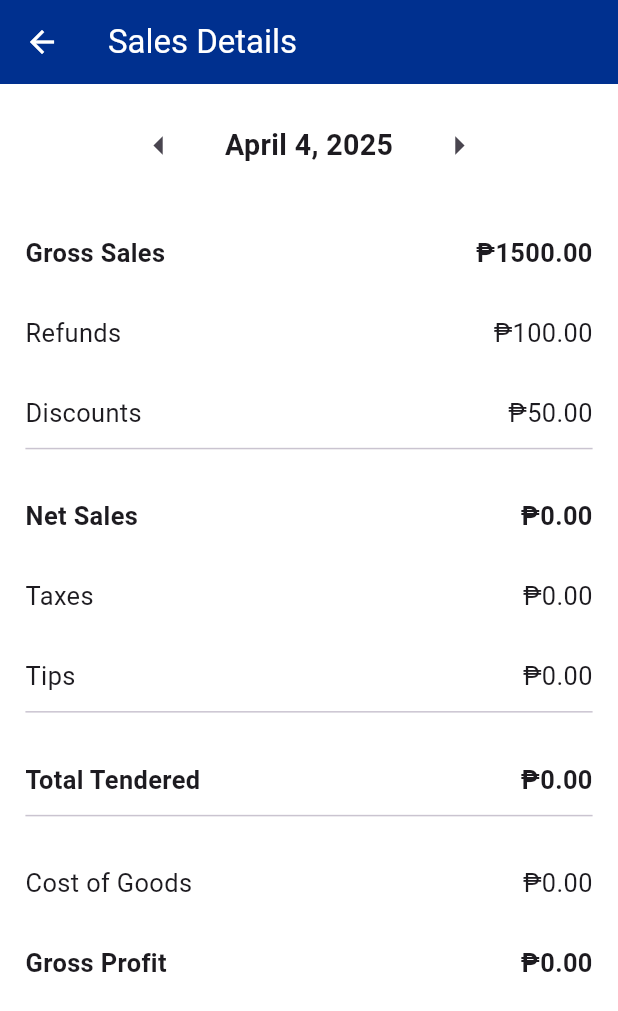
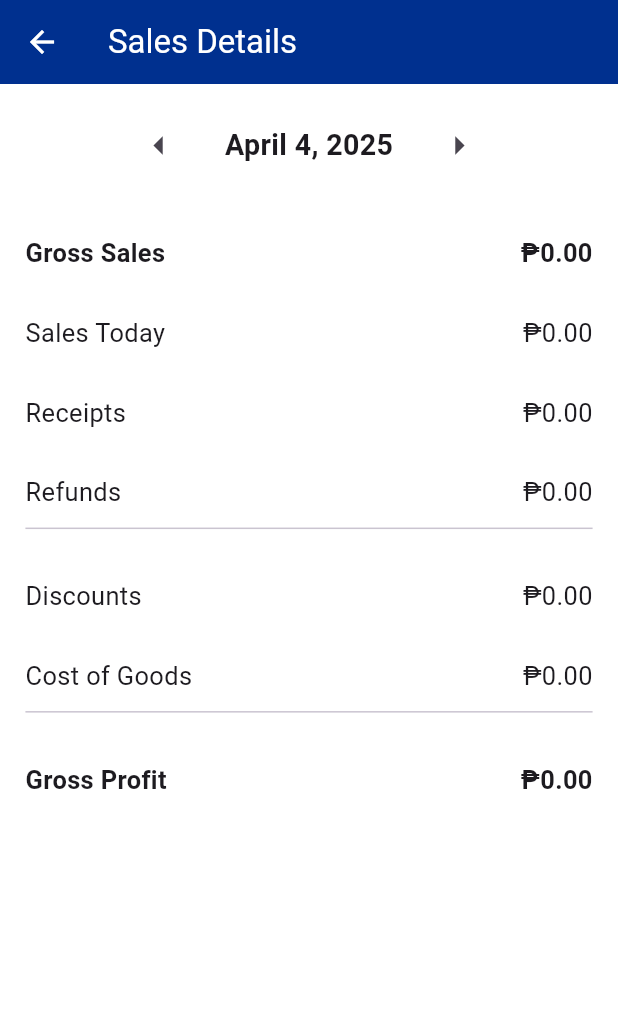
Before and after one commit to jeremaban/pos-dashboard-project, a Flutter app: the DashboardScreen screen opened by its route, scrolled down 290 dp, after a tap on "SALES SUMMARY", on a phone screen of 412 x 824 dp. Shown: the top 1011 px of the screen. Run offline on Flutter 3.47's test engine with Material 3 defaults, Android fonts, the phone set to English and light mode, and no system bars; our stand-ins replace dio, fl_chart, get, get_storage, percent_indicator; accounts and stored records are empty; network calls fail.

Commit message:
refactor: update login UI and integrate API for sales summary

```diff
--- a/lib/core/api/api_client.dart
+++ b/lib/core/api/api_client.dart
@@ -45,7 +45,7 @@ class ApiClient {
     }
   }
 
-  Future<Response> postFormData(
+  Future<Response> postData(
     String uri,
     Map<String, dynamic> data, {
     String? authToken,
--- a/lib/data/repositories/item_repo.dart
+++ b/lib/data/repositories/item_repo.dart
@@ -26,7 +26,7 @@ class ItemRepository extends GetxService {
     //TOKEN FROM THE LOGIN
     String accessToken = loginController.accessToken;
 
-    return await apiClient.postFormData(
+    return await apiClient.postData(
       AppConstants.PRODUCT_URI,
       body,
       authToken: accessToken
--- a/lib/data/repositories/product_repo.dart
+++ b/lib/data/repositories/product_repo.dart
@@ -17,6 +17,6 @@ class PopularProductRepo extends GetxService {
   };
 
   Future<dio.Response> getItemList() async {
-    return await apiClient.postFormData(AppConstants.PRODUCT_URI, body);
+    return await apiClient.postData(AppConstants.PRODUCT_URI, body);
   }
 }
--- a/lib/data/repositories/top_dashboard_repo.dart
+++ b/lib/data/repositories/top_dashboard_repo.dart
@@ -24,7 +24,7 @@ class TopDashboardRepo extends GetxService {
 
     String accessToken = loginController.accessToken;
 
-    return await apiClient.postFormData(
+    return await apiClient.postData(
       AppConstants.TOP5_PRODUCT,
       body,
       authToken: accessToken
--- a/lib/presentation/controllers/top_dashboard_controller.dart
+++ b/lib/presentation/controllers/top_dashboard_controller.dart
@@ -8,6 +8,9 @@ class TopDashboardController extends GetxController {
 
   TopDashboardController({required this.topDashboardRepo});
 
+  TopDashboardModel? _topDashboardModel;
+  TopDashboardModel? get topDashboardModel => _topDashboardModel;
+
   List<Top5Categories> _top5CategoriesList = [];
   List<Top5Categories> get top5CategoriesList => _top5CategoriesList;
 
@@ -17,23 +20,52 @@ class TopDashboardController extends GetxController {
   List<Top5Items> _top5ItemsList = [];
   List<Top5Items> get top5ItemsList => _top5ItemsList;
 
+  String? _barchartPerHour;
+  String? get barchartPerHour => _barchartPerHour;
+
+  List<double> _hourlySales = List.filled(24, 0.0);
+  List<double> get hourlySales => _hourlySales;
+
+  // Sample daily sales data - Replace this with actual API data
+  List<double> _dailySales = [4800, 6700, 4300, 4500, 5500, 3000, 5500];
+  List<double> get dailySales => _dailySales;
+
   Future<void> getTopList() async {
     try {
       dio.Response response = await topDashboardRepo.getTopList();
 
       if (response.statusCode == 200 || response.statusCode == 201) {
         print("Got data. Source: top_dashboard_controller.dart");
-        TopDashboardModel topDashboardModel = TopDashboardModel.fromJson(response.data);
+        _topDashboardModel = TopDashboardModel.fromJson(response.data);
 
-        _top5CategoriesList = topDashboardModel.top5Categories;
-        _top5EmployeesList = topDashboardModel.top5Employees;
-        _top5ItemsList = topDashboardModel.top5Items;
+        _top5CategoriesList = _topDashboardModel!.top5Categories;
+        _top5EmployeesList = _topDashboardModel!.top5Employees;
+        _top5ItemsList = _topDashboardModel!.top5Items;
+        _barchartPerHour = _topDashboardModel!.barchartPerHour;
+
+        // Parse the barchartPerHour string into hourly sales data
+        if (_barchartPerHour != null) {
+          try {
+            List<String> hourlyData = _barchartPerHour!.split(',');
+            for (int i = 0; i < hourlyData.length && i < 24; i++) {
+              _hourlySales[i] = double.tryParse(hourlyData[i]) ?? 0.0;
+            }
+          } catch (e) {
+            print("Error parsing barchartPerHour data: $e");
+          }
+        }
+
+        // TODO: Add API call for daily sales data
+        // For now, using sample data
 
         update();
 
-        print("Number of top 5 categories loaded: ${_top5CategoriesList.length}");
+        print(
+          "Number of top 5 categories loaded: ${_top5CategoriesList.length}",
+        );
         print("Number of top 5 employees loaded: ${_top5EmployeesList.length}");
         print("Number of top 5 items loaded: ${_top5ItemsList.length}");
+        print("Bar chart data loaded: ${_hourlySales.length} hours");
 
         if (_top5CategoriesList.isNotEmpty) {
           print("Sample top category: ${_top5CategoriesList.first}");
@@ -47,10 +79,12 @@ class TopDashboardController extends GetxController {
           print("Sample top item: ${_top5ItemsList.first}");
         }
       } else {
-        print("No data. Source: top_dashboard_controller.dart, status code: ${response.statusCode}");
+        print(
+          "No data. Source: top_dashboard_controller.dart, status code: ${response.statusCode}",
+        );
       }
     } catch (e) {
-      print("Error fetching top list: $e");
+      print("Error in getTopList: $e");
     }
   }
 }
--- a/lib/presentation/screens/sales/charts/bar_chart/bar_chart_section.dart
+++ b/lib/presentation/screens/sales/charts/bar_chart/bar_chart_section.dart
@@ -1,20 +1,62 @@
 import 'package:flutter/material.dart';
+import 'package:get/get.dart';
+import 'package:pos_dashboard/presentation/controllers/top_dashboard_controller.dart';
 import 'bar_chart_widget.dart';
 
-class BarChartSection extends StatelessWidget {
-  final List<DateTime> dates;
-  final List<double> values;
+class BarChartSection extends StatefulWidget {
+  const BarChartSection({super.key});
 
-  const BarChartSection({super.key, required this.dates, required this.values});
+  @override
+  State<BarChartSection> createState() => _BarChartSectionState();
+}
+
+class _BarChartSectionState extends State<BarChartSection> {
+  final TopDashboardController topDashboardController =
+      Get.find<TopDashboardController>();
+  late List<DateTime> dates;
+  late DateTime selectedDate;
+
+  @override
+  void initState() {
+    super.initState();
+    _initializeDates();
+  }
+
+  void _initializeDates() {
+    selectedDate = DateTime.now();
+    dates = List.generate(24, (index) {
+      return DateTime(
+        selectedDate.year,
+        selectedDate.month,
+        selectedDate.day,
+        index,
+      );
+    });
+  }
+
+  List<double> _parseHourlyData(String? barchartData) {
+    if (barchartData == null) return List.filled(24, 0.0);
+    final values = barchartData.split(',');
+    return values.map((v) => double.tryParse(v) ?? 0.0).toList();
+  }
 
   @override
   Widget build(BuildContext context) {
-    return Column(
-      crossAxisAlignment: CrossAxisAlignment.center,
-      children: [
-        const SizedBox(height: 10),
-        BarChartWidget(dates: dates, values: values),
-      ],
+    return GetBuilder<TopDashboardController>(
+      builder: (controller) {
+        final hourlyValues = _parseHourlyData(controller.barchartPerHour);
+        return Column(
+          crossAxisAlignment: CrossAxisAlignment.center,
+          children: [
+            const SizedBox(height: 10),
+            BarChartWidget(
+              dates: dates,
+              values: hourlyValues,
+              selectedDate: selectedDate,
+            ),
+          ],
+        );
+      },
     );
   }
 }
--- a/lib/presentation/screens/sales/charts/bar_chart/bar_chart_widget.dart
+++ b/lib/presentation/screens/sales/charts/bar_chart/bar_chart_widget.dart
@@ -1,11 +1,47 @@
+import 'dart:math';
 import 'package:flutter/material.dart';
 import 'package:fl_chart/fl_chart.dart';
 
-class BarChartWidget extends StatelessWidget {
+class BarChartWidget extends StatefulWidget {
   final List<DateTime> dates;
   final List<double> values;
+  final DateTime selectedDate;
 
-  const BarChartWidget({super.key, required this.dates, required this.values});
+  const BarChartWidget({
+    super.key,
+    required this.dates,
+    required this.values,
+    required this.selectedDate,
+  });
+
+  @override
+  State<BarChartWidget> createState() => _BarChartWidgetState();
+}
+
+class _BarChartWidgetState extends State<BarChartWidget> {
+  double _minX = 0;
+  double _maxX = 3;
+  double _visibleBars = 4.0;
+
+  String _getTooltipText(int index) {
+    if (index < 0 || index >= widget.values.length) return '';
+    return '${index}:00\n₱${widget.values[index].toStringAsFixed(2)}';
+  }
+
+  Widget _getBottomTitle(double value) {
+    final index = value.toInt();
+    if (index < 0 || index >= widget.dates.length) {
+      return const SizedBox.shrink();
+    }
+
+    return Padding(
+      padding: const EdgeInsets.only(top: 10),
+      child: Text(
+        '${index}:00',
+        style: const TextStyle(color: Colors.black, fontSize: 12),
+      ),
+    );
+  }
 
   @override
   Widget build(BuildContext context) {
@@ -15,6 +51,14 @@ class BarChartWidget extends StatelessWidget {
         color: Colors.white,
         borderRadius: BorderRadius.circular(12),
       ),
+      child: GestureDetector(
+        onHorizontalDragUpdate: (details) {
+          setState(() {
+            final maxAllowed = widget.dates.length - _visibleBars;
+            _minX = (_minX - details.delta.dx / 50).clamp(0.0, maxAllowed);
+            _maxX = _minX + _visibleBars;
+          });
+        },
         child: SizedBox(
           height: 280,
           child: BarChart(
@@ -23,10 +67,13 @@ class BarChartWidget extends StatelessWidget {
               barTouchData: BarTouchData(
                 touchTooltipData: BarTouchTooltipData(
                   tooltipPadding: const EdgeInsets.all(6),
-                tooltipBorder: const BorderSide(color: Colors.blueGrey, width: 1),
+                  tooltipBorder: const BorderSide(
+                    color: Colors.blueGrey,
+                    width: 1,
+                  ),
                   getTooltipItem: (group, groupIndex, rod, rodIndex) {
                     return BarTooltipItem(
-                    '₱${values[groupIndex].toStringAsFixed(2)}',
+                      _getTooltipText(group.x.toInt()),
                       const TextStyle(
                         color: Colors.white,
                         fontWeight: FontWeight.bold,
@@ -43,7 +90,10 @@ class BarChartWidget extends StatelessWidget {
                     getTitlesWidget: (value, meta) {
                       return Text(
                         '₱${value.toInt()}',
-                      style: const TextStyle(color: Colors.black, fontSize: 12),
+                        style: const TextStyle(
+                          color: Colors.black,
+                          fontSize: 12,
+                        ),
                       );
                     },
                   ),
@@ -52,37 +102,34 @@ class BarChartWidget extends StatelessWidget {
                   sideTitles: SideTitles(
                     showTitles: true,
                     reservedSize: 40,
-                  getTitlesWidget: (value, meta) {
-                    int index = value.toInt();
-                    if (index < 0 || index >= dates.length) return const SizedBox.shrink();
-                    return Padding(
-                      padding: const EdgeInsets.only(top: 10),
-                      child: Text(
-                        '${dates[index].day} ${_getMonthAbbreviation(dates[index].month)}',
-                        style: const TextStyle(color: Colors.black, fontSize: 12),
-                      ),
-                    );
-                  },
+                    getTitlesWidget: (value, meta) => _getBottomTitle(value),
                   ),
                 ),
-              topTitles: const AxisTitles(sideTitles: SideTitles(reservedSize: 0)),
-              rightTitles: const AxisTitles(sideTitles: SideTitles(reservedSize: 0)),
+                topTitles: const AxisTitles(
+                  sideTitles: SideTitles(reservedSize: 0),
+                ),
+                rightTitles: const AxisTitles(
+                  sideTitles: SideTitles(reservedSize: 0),
+                ),
               ),
               borderData: FlBorderData(show: false),
-            barGroups: List.generate(dates.length, (index) {
+              barGroups:
+                  List.generate(widget.dates.length, (index) {
                         return BarChartGroupData(
                           x: index,
                           barRods: [
                             BarChartRodData(
-                    toY: values[index],
+                              toY: widget.values[index],
                               color: const Color(0xFF00308F),
-                    width: 22,
+                              width: 30,
                               borderRadius: BorderRadius.circular(6),
                             ),
                           ],
-                barsSpace: 15,
+                          barsSpace: 20,
                         );
-            }),
+                      })
+                      .where((group) => group.x >= _minX && group.x <= _maxX)
+                      .toList(),
               gridData: FlGridData(
                 show: true,
                 getDrawingHorizontalLine: (value) {
@@ -93,18 +140,13 @@ class BarChartWidget extends StatelessWidget {
                 },
                 drawVerticalLine: false,
               ),
-            groupsSpace: 70,
+              groupsSpace: 50,
+              minY: 0,
+              maxY: widget.values.reduce(max),
+            ),
           ),
         ),
       ),
     );
   }
-
-  String _getMonthAbbreviation(int month) {
-    const monthAbbreviations = [
-      'Jan', 'Feb', 'Mar', 'Apr', 'May', 'Jun',
-      'Jul', 'Aug', 'Sep', 'Oct', 'Nov', 'Dec',
-    ];
-    return monthAbbreviations[month - 1];
 }
-}
--- a/lib/presentation/screens/sales/charts/chart_section.dart
+++ b/lib/presentation/screens/sales/charts/chart_section.dart
@@ -5,18 +5,16 @@ import 'package:pos_dashboard/presentation/screens/sales/charts/gauge_chart/gaug
 import 'package:pos_dashboard/presentation/screens/sales/charts/bar_chart/bar_chart_section.dart';
 
 class ChartSection extends StatelessWidget {
-  final List<DateTime> dates;
-  final List<double> netSales;
-
-  const ChartSection({super.key, required this.dates, required this.netSales});
+  const ChartSection({super.key});
 
   @override
   Widget build(BuildContext context) {
     return GestureDetector(
-      onTap: () => Navigator.push(
-        context,
-        MaterialPageRoute(builder: (context) => const SalesDetailsPage()),
-      ),
+      onTap:
+          () => Navigator.push(
+            context,
+            MaterialPageRoute(builder: (context) => const SalesDetailsPage()),
+          ),
       child: Container(
         padding: EdgeInsets.all(Dimensions.width16),
         decoration: BoxDecoration(
@@ -44,15 +42,14 @@ class ChartSection extends StatelessWidget {
                 ),
               ),
             ),
-             SizedBox(height: Dimensions.height20),
+            SizedBox(height: Dimensions.height20),
             GaugeChartSection(),
             SizedBox(height: Dimensions.height20),
-
             Column(
               crossAxisAlignment: CrossAxisAlignment.start,
               children: [
                 SizedBox(height: Dimensions.height10),
-                BarChartSection(dates: dates, values: netSales),
+                const BarChartSection(),
               ],
             ),
           ],
--- a/lib/presentation/screens/sales/charts/gauge_chart/gauge_chart_section.dart
+++ b/lib/presentation/screens/sales/charts/gauge_chart/gauge_chart_section.dart
@@ -1,12 +1,26 @@
 import 'package:flutter/material.dart';
+import 'package:get/get.dart';
 import 'package:pos_dashboard/core/utils/dimensions.dart';
+import 'package:pos_dashboard/presentation/controllers/top_dashboard_controller.dart';
 import 'gauge_chart_widget.dart';
 
 class GaugeChartSection extends StatelessWidget {
   const GaugeChartSection({super.key});
 
+  double calculatePercentage(double? value, double max) {
+    if (value == null || max == 0) return 0;
+    return ((value / max) * 100).clamp(0, 100);
+  }
+
   @override
   Widget build(BuildContext context) {
+    return GetBuilder<TopDashboardController>(
+      builder: (controller) {
+        final model = controller.topDashboardModel;
+
+        final maxGrossSales = model?.grossSales ?? 0.0;
+        final maxSalesToday = model?.salesToday ?? 0.0;
+
         return Center(
           child: Row(
             mainAxisAlignment: MainAxisAlignment.center,
@@ -14,26 +28,29 @@ class GaugeChartSection extends StatelessWidget {
             children: [
               GaugeChartWidget(
                 title: 'Receipts',
-            percentage: 15,
-            value: 27,
+                percentage: model?.receipts?.toDouble() ?? 0,
+                value: model?.receipts?.toDouble() ?? 0,
                 color: Colors.orange,
                 changePercentage: 35,
                 sizeFactor: 0.8,
               ),
               SizedBox(width: Dimensions.width20),
               GaugeChartWidget(
-            title: 'Net Sales',
-            percentage: 60,
-            value: 5309,
+                title: 'Sales Today',
+                percentage: calculatePercentage(
+                  model?.salesToday,
+                  maxGrossSales,
+                ),
+                value: model?.salesToday ?? 0,
                 color: Colors.green,
                 changePercentage: 21,
                 sizeFactor: 0.8,
               ),
               SizedBox(width: Dimensions.width20),
               GaugeChartWidget(
-            title: 'Average Sale',
-            percentage: 25,
-            value: 197,
+                title: 'Gross Sales',
+                percentage: 100,
+                value: model?.grossSales ?? 0,
                 color: Colors.blue,
                 changePercentage: -9,
                 sizeFactor: 0.8,
@@ -41,5 +58,7 @@ class GaugeChartSection extends StatelessWidget {
             ],
           ),
         );
+      },
+    );
   }
 }
--- a/lib/presentation/screens/sales/main_sales_page.dart
+++ b/lib/presentation/screens/sales/main_sales_page.dart
@@ -15,13 +15,6 @@ class MainSalesPage extends StatefulWidget {
 
 class _MainSalesPage extends State<MainSalesPage> {
   DateTime selectedDate = DateTime.now();
-  final List<DateTime> dates = [
-    DateTime.now().subtract(const Duration(days: 2)),
-    DateTime.now().subtract(const Duration(days: 1)),
-    DateTime.now(),
-  ];
-  final List<double> netSales = [200, 350, 500];
-
 
   @override
   Widget build(BuildContext context) {
@@ -39,13 +32,13 @@ class _MainSalesPage extends State<MainSalesPage> {
             },
           ),
           SizedBox(height: Dimensions.height20),
-          ChartSection(dates: dates, netSales: netSales),
+          const ChartSection(),
           SizedBox(height: Dimensions.height20),
-          ItemsSection(),
+          const ItemsSection(),
           SizedBox(height: Dimensions.height20),
-          CategoriesSection(),
+          const CategoriesSection(),
           SizedBox(height: Dimensions.height20),
-          EmployeesSection(),
+          const EmployeesSection(),
         ],
       ),
     );
--- a/lib/presentation/screens/sales/sales_details_page.dart
+++ b/lib/presentation/screens/sales/sales_details_page.dart
@@ -1,5 +1,7 @@
 import 'package:flutter/material.dart';
+import 'package:get/get.dart';
 import 'package:pos_dashboard/core/utils/dimensions.dart';
+import 'package:pos_dashboard/presentation/controllers/top_dashboard_controller.dart';
 import 'package:pos_dashboard/presentation/widgets/date_selector.dart';
 
 class SalesDetailsPage extends StatefulWidget {
@@ -10,40 +12,24 @@ class SalesDetailsPage extends StatefulWidget {
 
 class _SalesDetailsPageState extends State<SalesDetailsPage> {
   DateTime _selectedDate = DateTime.now();
-  Map<String, double> _salesData = {
-    'Gross Sales': 1500.00,
-    'Refunds': 100.00,
-    'Discounts': 50.00,
-  };
+  late TopDashboardController _topDashboardController;
 
-  Map<String, double> _fetchSalesData(DateTime date) => {
-        'Gross Sales': 1500.00,
-        'Refunds': 100.00,
-        'Discounts': 50.00,
-        'Net Sales': 1350.00,
-        'Taxes': 135.00,
-        'Tips': 75.00,
-        'Total Tendered': 1560.00,
-        'Cost of Goods': 600.00,
-        'Gross Profit': 750.00,
-      };
+  @override
+  void initState() {
+    super.initState();
+    _topDashboardController = Get.find<TopDashboardController>();
+    _refreshData();
+  }
+
+  void _refreshData() {
+    _topDashboardController.getTopList();
+  }
 
   @override
   Widget build(BuildContext context) {
-    final data = _salesData;
-    final grossSales = data['Gross Sales'] ?? 0.0;
-    final refunds = data['Refunds'] ?? 0.0;
-    final discounts = data['Discounts'] ?? 0.0;
-    final netSales = data['Net Sales'] ?? 0.0;
-    final taxes = data['Taxes'] ?? 0.0;
-    final tips = data['Tips'] ?? 0.0;
-    final totalTendered = data['Total Tendered'] ?? 0.0;
-    final costOfGoods = data['Cost of Goods'] ?? 0.0;
-    final grossProfit = data['Gross Profit'] ?? 0.0;
-
     return Scaffold(
       appBar: AppBar(
-        iconTheme: IconThemeData(color: Colors.white),
+        iconTheme: const IconThemeData(color: Colors.white),
         title: const Text(
           'Sales Details',
           style: TextStyle(color: Colors.white),
@@ -51,7 +37,11 @@ class _SalesDetailsPageState extends State<SalesDetailsPage> {
         backgroundColor: const Color(0xFF00308F),
       ),
       backgroundColor: Colors.white,
-      body: Padding(
+      body: GetBuilder<TopDashboardController>(
+        builder: (controller) {
+          final model = controller.topDashboardModel;
+
+          return Padding(
             padding: EdgeInsets.all(Dimensions.height16),
             child: Column(
               crossAxisAlignment: CrossAxisAlignment.start,
@@ -61,33 +51,38 @@ class _SalesDetailsPageState extends State<SalesDetailsPage> {
                   onDateChanged: (newDate) {
                     setState(() {
                       _selectedDate = newDate;
-                  _salesData = _fetchSalesData(_selectedDate);
+                      _refreshData();
                     });
                   },
                 ),
                 SizedBox(height: Dimensions.height30),
-            _buildDetailRow('Gross Sales', grossSales, isBold: true),
+                _buildDetailRow(
+                  'Gross Sales',
+                  model?.grossSales ?? 0.0,
+                  isBold: true,
+                ),
                 SizedBox(height: Dimensions.height20),
-            _buildDetailRow('Refunds', refunds),
+                _buildDetailRow('Sales Today', model?.salesToday ?? 0.0),
                 SizedBox(height: Dimensions.height20),
-            _buildDetailRow('Discounts', discounts),
+                _buildDetailRow('Receipts', (model?.receipts ?? 0).toDouble()),
+                SizedBox(height: Dimensions.height20),
+                _buildDetailRow('Refunds', model?.refunds ?? 0.0),
                 const Divider(),
                 SizedBox(height: Dimensions.height20),
-            _buildDetailRow('Net Sales', netSales, isBold: true),
+                _buildDetailRow('Discounts', model?.discounts ?? 0.0),
                 SizedBox(height: Dimensions.height20),
-            _buildDetailRow('Taxes', taxes),
-            SizedBox(height: Dimensions.height20),
-            _buildDetailRow('Tips', tips),
+                _buildDetailRow('Cost of Goods', model?.costOfGoods ?? 0.0),
                 const Divider(),
                 SizedBox(height: Dimensions.height20),
-            _buildDetailRow('Total Tendered', totalTendered, isBold: true),
-            const Divider(),
-            SizedBox(height: Dimensions.height20),
-            _buildDetailRow('Cost of Goods', costOfGoods),
-            SizedBox(height: Dimensions.height20),
-            _buildDetailRow('Gross Profit', grossProfit, isBold: true),
+                _buildDetailRow(
+                  'Gross Profit',
+                  model?.grossProfit ?? 0.0,
+                  isBold: true,
+                ),
               ],
             ),
+          );
+        },
       ),
     );
   }
```
Also changed, not shown: lib/data/models/top_dashboard_model.dart (+6 -7 lines), lib/presentation/screens/login/login_screen.dart (+52 -34 lines), assets/image/logo.png (added), 3 other files. Lines whose indentation alone changed are shown as unchanged.
